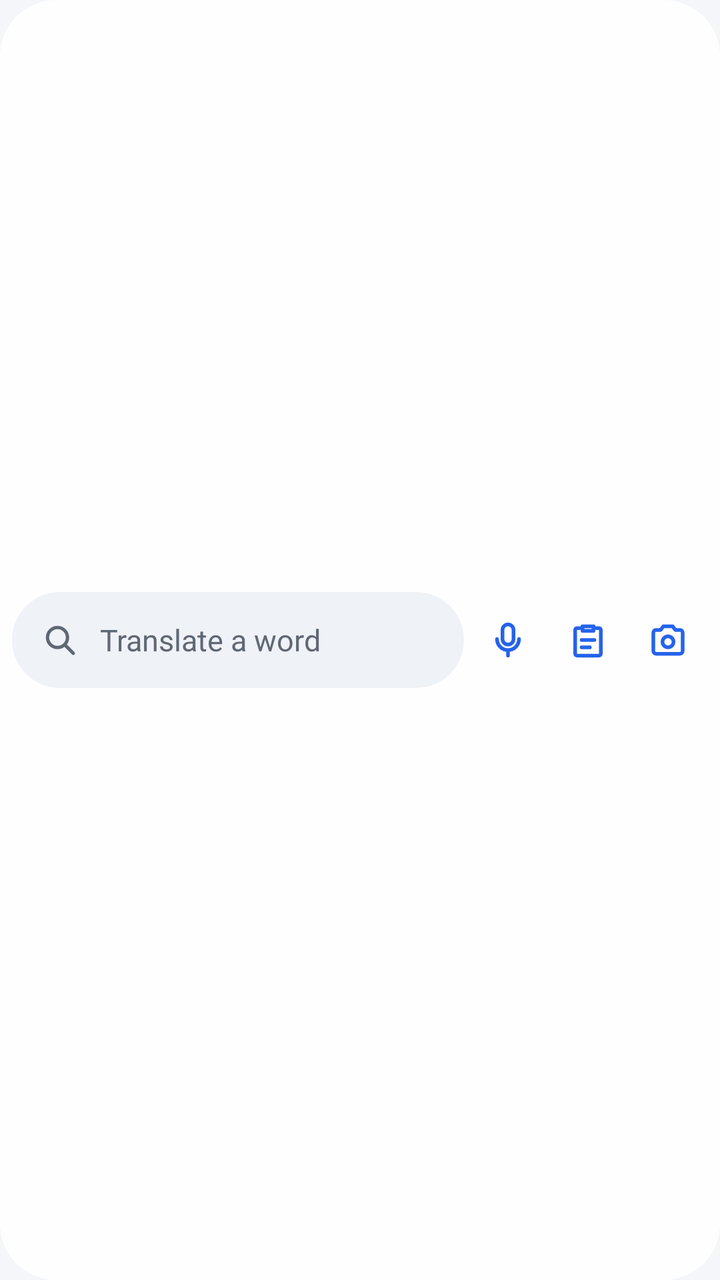
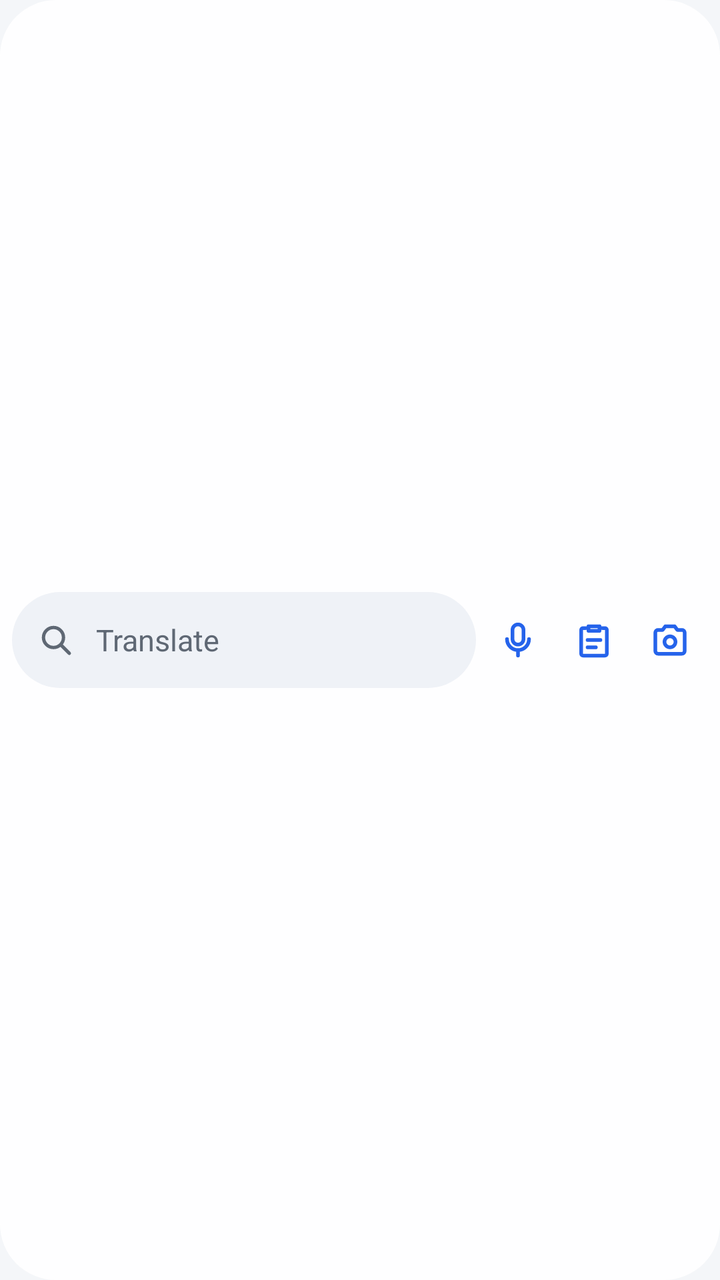

Two renders of the same Android screen: before a commit and after it. Below are the layout's source before the change and the commit's diff.
<!-- AndroidManifest.xml: application theme AppTheme -->
<!-- res/layout/widget.xml -->
<?xml version="1.0" encoding="utf-8"?>
<LinearLayout xmlns:android="http://schemas.android.com/apk/res/android"
    android:id="@android:id/background"
    android:layout_width="match_parent"
    android:layout_height="match_parent"
    android:background="@drawable/widget_bg"
    android:gravity="center_vertical"
    android:orientation="vertical"
    android:padding="6dp">

    
    <LinearLayout
        android:id="@+id/top"
        android:layout_width="match_parent"
        android:layout_height="48dp"
        android:gravity="center_vertical"
        android:orientation="horizontal">

        <LinearLayout
            android:id="@+id/bar"
            android:layout_width="0dp"
            android:layout_height="48dp"
            android:layout_weight="1"
            android:background="@drawable/widget_field"
            android:gravity="center_vertical"
            android:orientation="horizontal"
            android:paddingStart="14dp"
            android:paddingEnd="14dp">

            <ImageView
                android:id="@+id/search_icon"
                android:layout_width="20dp"
                android:layout_height="20dp"
                android:importantForAccessibility="no"
                android:src="@drawable/ic_search" />

            
            <LinearLayout
                android:layout_width="0dp"
                android:layout_height="wrap_content"
                android:layout_marginStart="10dp"
                android:layout_weight="1"
                android:orientation="vertical">

                <TextView
                    android:id="@+id/hint"
                    android:layout_width="match_parent"
                    android:layout_height="wrap_content"
                    android:ellipsize="end"
                    android:maxLines="1"
                    android:text="@string/widget_hint"
                    android:textColor="@color/widget_sub"
                    android:textSize="15sp" />

                <TextView
                    android:id="@+id/daily"
                    android:layout_width="match_parent"
                    android:layout_height="wrap_content"
                    android:ellipsize="end"
                    android:maxLines="1"
                    android:textColor="@color/widget_accent"
                    android:textSize="12sp"
                    android:visibility="gone" />
            </LinearLayout>

        </LinearLayout>

        <ImageView
            android:id="@+id/btn_voice"
            android:layout_width="40dp"
            android:layout_height="48dp"
            android:layout_marginStart="2dp"
            android:contentDescription="@string/widget_voice"
            android:padding="9dp"
            android:src="@drawable/ic_w_mic" />

        <ImageView
            android:id="@+id/btn_paste"
            android:layout_width="40dp"
            android:layout_height="48dp"
            android:contentDescription="@string/widget_paste"
            android:padding="9dp"
            android:src="@drawable/ic_w_paste" />

        <ImageView
            android:id="@+id/btn_scan"
            android:layout_width="40dp"
            android:layout_height="48dp"
            android:contentDescription="@string/widget_scan"
            android:padding="9dp"
            android:src="@drawable/ic_w_camera" />
    </LinearLayout>

    
    <FrameLayout
        android:id="@+id/divider"
        android:layout_width="match_parent"
        android:layout_height="4dp"
        android:visibility="gone" />

    <LinearLayout android:id="@+id/row1" style="@style/WidgetRow">
        <TextView android:id="@+id/word1" style="@style/WidgetWord" />
        <TextView android:id="@+id/meaning1" style="@style/WidgetMeaning" />
    </LinearLayout>

    <LinearLayout android:id="@+id/row2" style="@style/WidgetRow">
        <TextView android:id="@+id/word2" style="@style/WidgetWord" />
        <TextView android:id="@+id/meaning2" style="@style/WidgetMeaning" />
    </LinearLayout>

    <LinearLayout android:id="@+id/row3" style="@style/WidgetRow">
        <TextView android:id="@+id/word3" style="@style/WidgetWord" />
        <TextView android:id="@+id/meaning3" style="@style/WidgetMeaning" />
    </LinearLayout>
</LinearLayout>
<!-- resources referenced by this layout -->
<resources>
  <color name="widget_accent">#FF2563EB</color>
  <color name="widget_sub">#FF5F6874</color>
  <!-- drawable ic_search (drawable) -->
  <?xml version="1.0" encoding="utf-8"?>
  <vector xmlns:android="http://schemas.android.com/apk/res/android"
      android:width="24dp"
      android:height="24dp"
      android:viewportWidth="24"
      android:viewportHeight="24">
      <path
          android:pathData="M10.5,4.5a6,6 0,1 1,0 12a6,6 0,1 1,0 -12M15,15L20,20"
          android:strokeWidth="2"
          android:strokeColor="@color/widget_sub"
          android:strokeLineCap="round" />
  </vector>
  <!-- drawable ic_w_mic (drawable) -->
  <?xml version="1.0" encoding="utf-8"?>
  <vector xmlns:android="http://schemas.android.com/apk/res/android"
      android:width="24dp"
      android:height="24dp"
      android:viewportWidth="24"
      android:viewportHeight="24">
      <path
          android:pathData="M12,3.5a3,3 0,0 1,3 3v5a3,3 0,0 1,-6 0v-5a3,3 0,0 1,3 -3zM6,11.5a6,6 0,0 0,12 0M12,17.5v3"
          android:strokeWidth="2"
          android:strokeColor="@color/widget_accent"
          android:strokeLineCap="round" />
  </vector>
  <!-- drawable widget_bg (drawable) -->
  <?xml version="1.0" encoding="utf-8"?>
  <shape xmlns:android="http://schemas.android.com/apk/res/android" android:shape="rectangle">
      <solid android:color="@color/widget_bg" />
      <corners android:radius="@dimen/widget_radius" />
  </shape>
  <!-- drawable widget_field (drawable) -->
  <?xml version="1.0" encoding="utf-8"?>
  <shape xmlns:android="http://schemas.android.com/apk/res/android" android:shape="rectangle">
      <solid android:color="@color/widget_field" />
      <corners android:radius="24dp" />
  </shape>
  <string name="widget_hint">Translate a word</string>
  <string name="widget_paste">Translate copied text</string>
  <string name="widget_scan">Scan text</string>
  <string name="widget_voice">Speak a word</string>
  <style name="WidgetRow">
          <item name="android:layout_width">match_parent</item>
          <item name="android:layout_height">30dp</item>
          <item name="android:gravity">center_vertical</item>
          <item name="android:orientation">horizontal</item>
          <item name="android:paddingStart">6dp</item>
          <item name="android:paddingEnd">6dp</item>
          <item name="android:visibility">gone</item>
      </style>
  <style name="WidgetWord">
          <item name="android:layout_width">0dp</item>
          <item name="android:layout_height">wrap_content</item>
          <item name="android:layout_weight">1</item>
          <item name="android:maxLines">1</item>
          <item name="android:ellipsize">end</item>
          <item name="android:textSize">15sp</item>
          <item name="android:textColor">@color/widget_text</item>
          <item name="android:textDirection">firstStrong</item>
          <item name="android:textAlignment">viewStart</item>
      </style>
  <style name="AppTheme" parent="android:Theme.Material.Light.NoActionBar">
          <item name="android:windowBackground">@color/bg</item>
          <item name="android:statusBarColor">@color/bg</item>
          <item name="android:navigationBarColor">@color/bg</item>
          <item name="android:windowLightStatusBar">true</item>
          <item name="android:colorAccent">@color/accent</item>
          <item name="android:colorPrimary">@color/accent</item>
      </style>
  <color name="widget_bg">#F2FFFFFF</color>
  <dimen name="widget_radius">22dp</dimen>
  <color name="widget_field">#FFEFF2F7</color>
  <color name="widget_text">#FF12161C</color>
  <color name="bg">#FFF4F6F9</color>
  <color name="accent">#FF2563EB</color>
  <!-- unchanged entries left out for length: 3 -->
</resources>

<!-- the commit's change to res/layout/widget.xml (unified diff, before → after) -->
@@ -24,8 +24,8 @@
             android:background="@drawable/widget_field"
             android:gravity="center_vertical"
             android:orientation="horizontal"
-            android:paddingStart="14dp"
-            android:paddingEnd="14dp">
+            android:paddingStart="12dp"
+            android:paddingEnd="10dp">
 
             <ImageView
                 android:id="@+id/search_icon"
@@ -67,27 +67,27 @@
 
         <ImageView
             android:id="@+id/btn_voice"
-            android:layout_width="40dp"
+            android:layout_width="38dp"
             android:layout_height="48dp"
             android:layout_marginStart="2dp"
             android:contentDescription="@string/widget_voice"
-            android:padding="9dp"
+            android:padding="8dp"
             android:src="@drawable/ic_w_mic" />
 
         <ImageView
             android:id="@+id/btn_paste"
-            android:layout_width="40dp"
+            android:layout_width="38dp"
             android:layout_height="48dp"
             android:contentDescription="@string/widget_paste"
-            android:padding="9dp"
+            android:padding="8dp"
             android:src="@drawable/ic_w_paste" />
 
         <ImageView
             android:id="@+id/btn_scan"
-            android:layout_width="40dp"
+            android:layout_width="38dp"
             android:layout_height="48dp"
             android:contentDescription="@string/widget_scan"
-            android:padding="9dp"
+            android:padding="8dp"
             android:src="@drawable/ic_w_camera" />
     </LinearLayout>
 
<!-- resource entries referenced after the edit -->
@@ -40,7 +40,7 @@
       <solid android:color="@color/widget_field" />
       <corners android:radius="24dp" />
   </shape>
-  <string name="widget_hint">Translate a word</string>
+  <string name="widget_hint">Translate</string>
   <string name="widget_paste">Translate copied text</string>
   <string name="widget_scan">Scan text</string>
   <string name="widget_voice">Speak a word</string>
